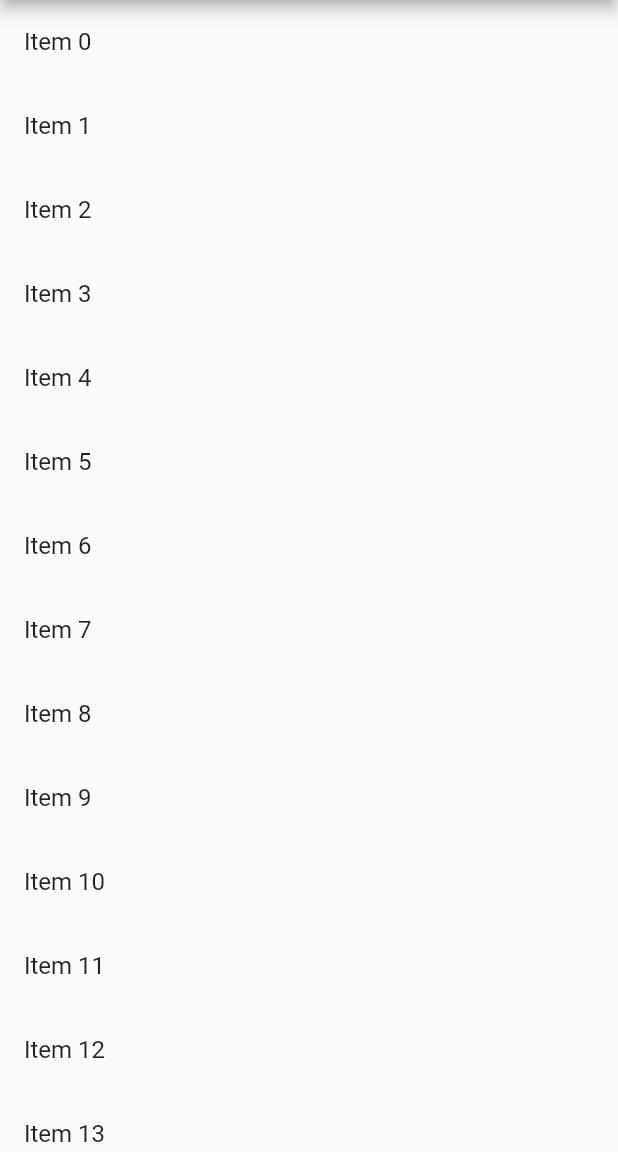
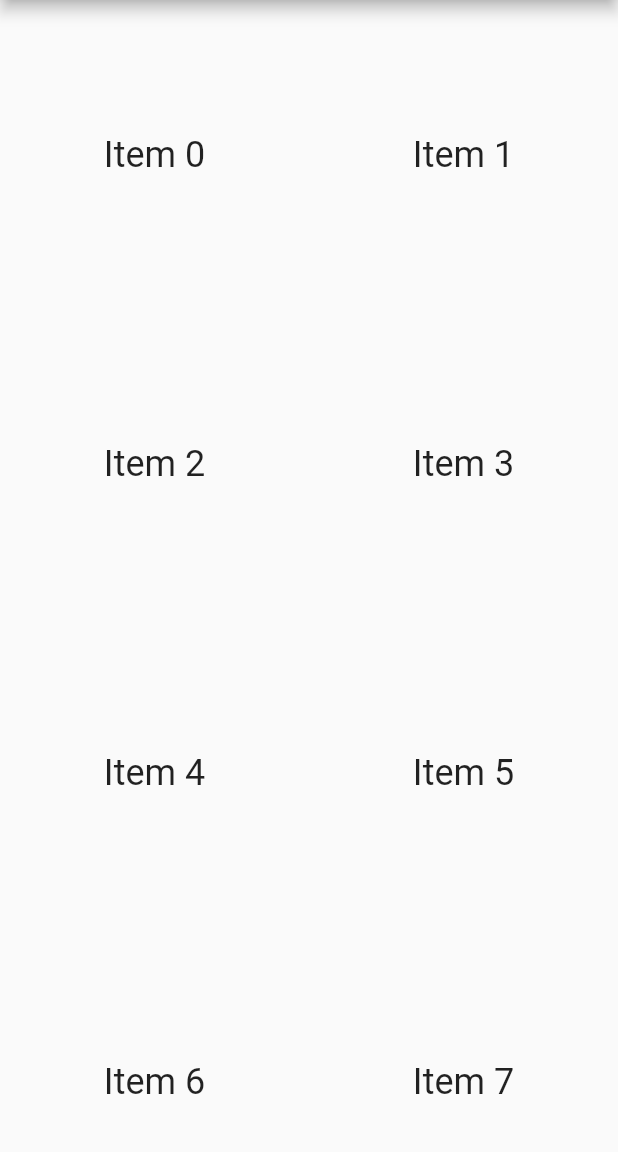
Before and after one commit to 11miyassie/first_flutter_app, a Flutter app: the screen it shows after launch, on a phone screen of 412 x 824 dp, the part 84-1236 px from its top. Run offline on Flutter 3.47's test engine with Material 2 defaults, Android fonts, the phone set to English and light mode, and no system bars.

Commit message:
other list

```diff
--- a/lib/main.dart
+++ b/lib/main.dart
@@ -40,14 +40,17 @@ class _MyHomePageState extends State<MyHomePage> {
       ),
       body: Container(
         width: double.infinity,
-        child: ListView.builder(
-          itemCount: items.length,
-          itemBuilder: (context, index) {
-            return ListTile(
-              title: Text('${items[index]}'),
+        child: GridView.count(
+          crossAxisCount: 2,
+          children: List.generate(100, (index) {
+            return Center(
+              child: Text(
+                'Item $index',
+                style: Theme.of(context).textTheme.headline5,
+              ),
             );
-          },
-        )
+          }),
+        ),
       ),
     );
   }
```
Also changed, not shown: 1 other file.
